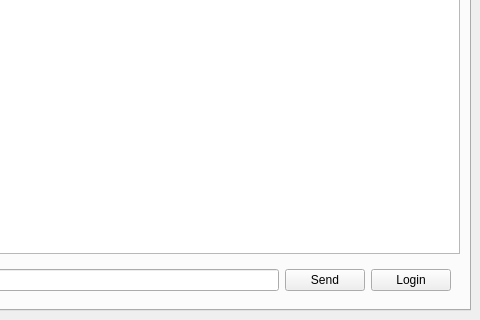
Old version of the form client/gui/ui/mainwindow.ui in the repository WerthersEchte/M214_AdvancedCpp-Projekt_Librarysystem; both pictures show x 316 to 796 and y 125 to 445 of the 796 by 445 pixel window.
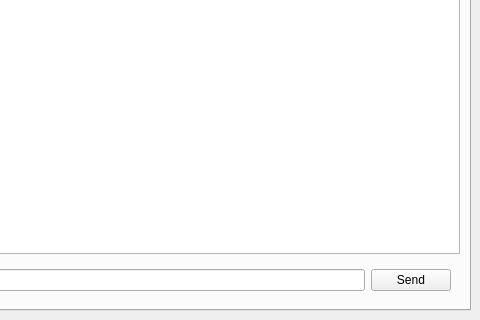
New version of the form.

Commit message: Add Button functionality

Patch:
```diff
--- a/client/gui/ui/mainwindow.ui
+++ b/client/gui/ui/mainwindow.ui
@@ -76,13 +76,6 @@
         <item>
          <widget class="QWidget" name="widget" native="true">
           <layout class="QHBoxLayout" name="horizontalLayout">
-           <item>
-            <widget class="QPushButton" name="bLogin">
-             <property name="text">
-              <string>Login</string>
-             </property>
-            </widget>
-           </item>
            <item>
             <widget class="QPushButton" name="bSend">
              <property name="text">
```
The commit also changes 4 other files.
